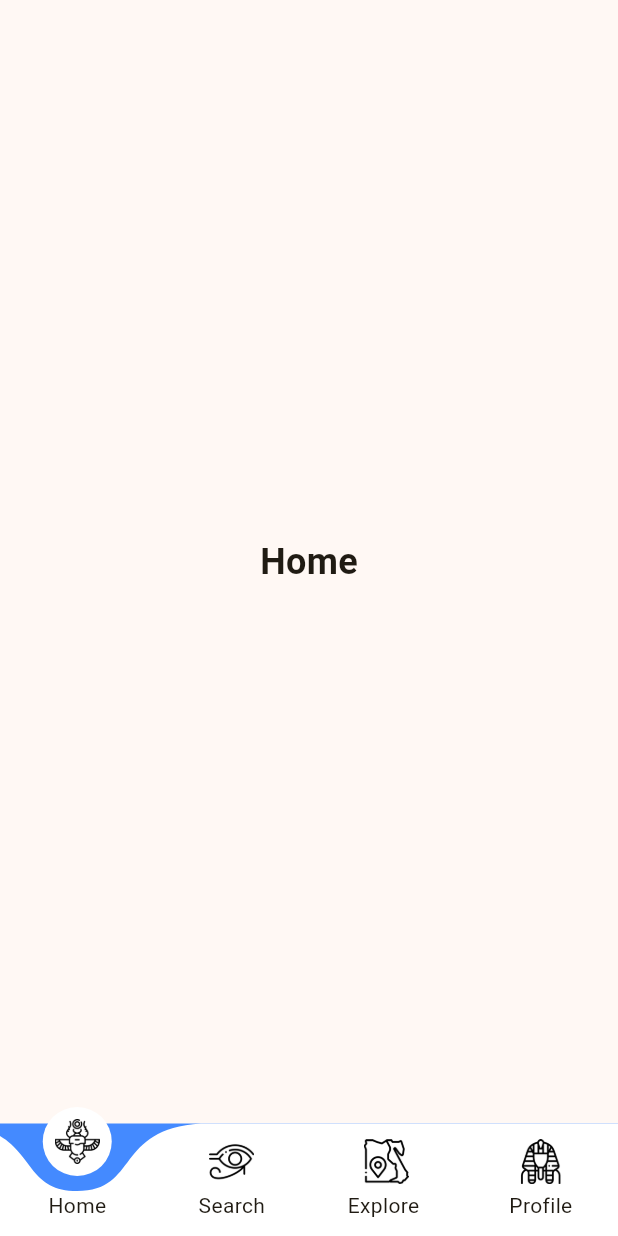
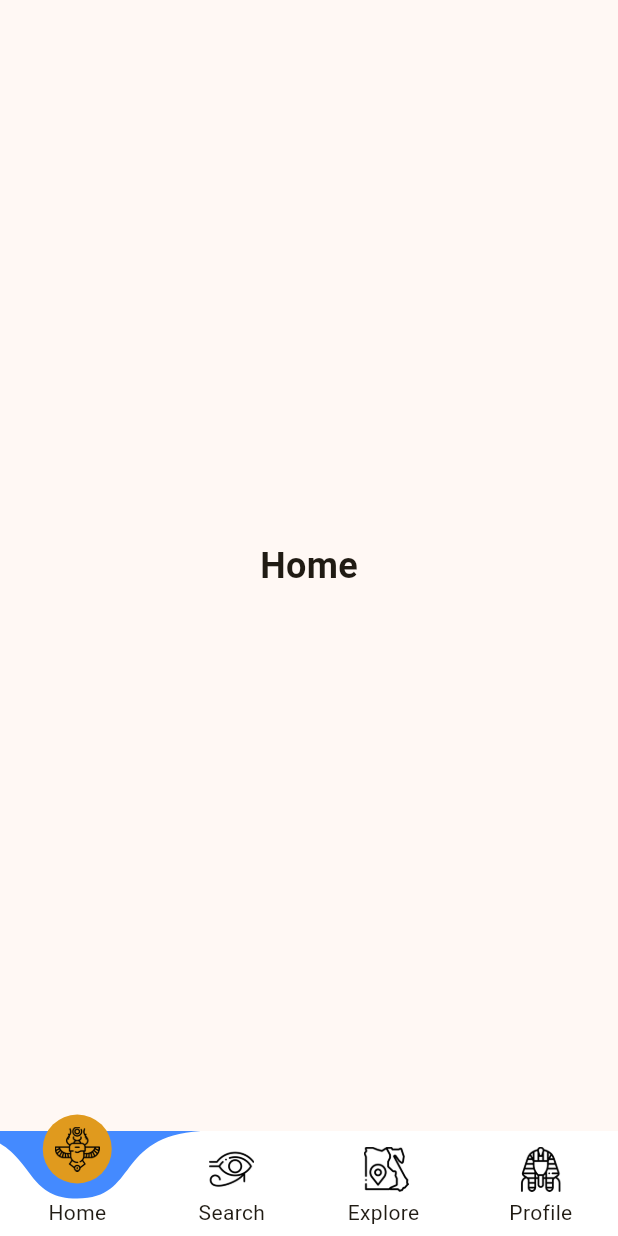
Before and after one commit to egytravel/egytravel_flutter, a Flutter app: the screen it shows after launch, on a phone screen of 412 x 824 dp. Run offline on Flutter 3.47's test engine with Material 3 defaults, Android fonts, the phone set to English and light mode, and no system bars; drawn by our look-alikes of curved_labeled_navigation_bar; our stand-ins replace get, smooth_page_indicator.

Commit message:
add bottom nav bar

```diff
--- a/lib/feature/home/ui/screen/home_screen.dart
+++ b/lib/feature/home/ui/screen/home_screen.dart
@@ -1,8 +1,8 @@
 import 'package:curved_labeled_navigation_bar/curved_navigation_bar.dart';
 import 'package:curved_labeled_navigation_bar/curved_navigation_bar_item.dart';
+import 'package:egytravel_app/core/theme/app_color.dart';
 import 'package:egytravel_app/generated/assets.dart';
 import 'package:flutter/material.dart';
-import 'package:flutter_svg/svg.dart';
 
 class HomeScreen extends StatelessWidget {
   const HomeScreen({super.key});
@@ -17,7 +17,7 @@ class HomeScreen extends StatelessWidget {
         ),
       ),
       bottomNavigationBar: CurvedNavigationBar(
-        height: 75,
+        buttonBackgroundColor: AppColor.primary,
         items: [
           CurvedNavigationBarItem(
             child: SizedBox(
```
